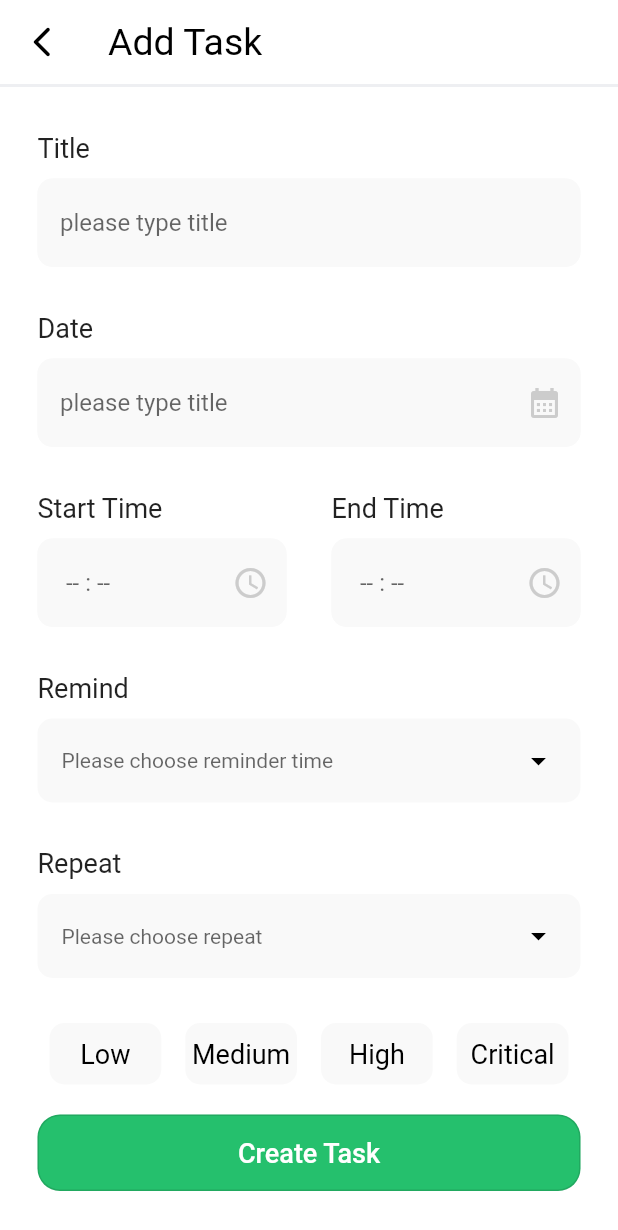
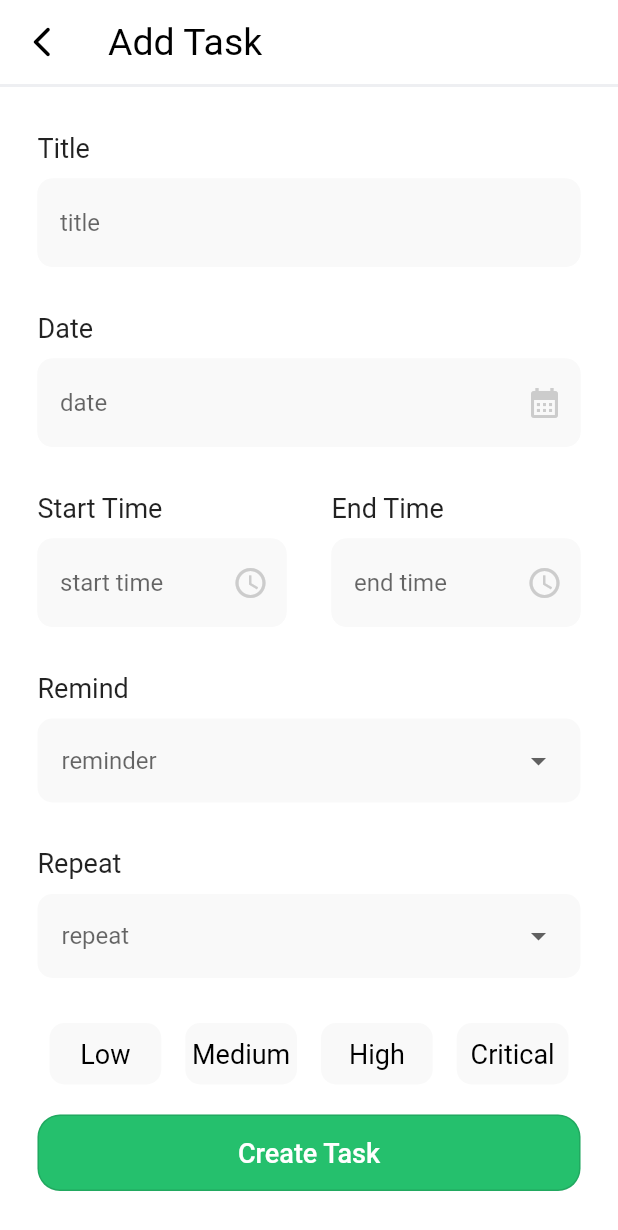
Before and after one commit to MAHMOUD3098/ToDo, a Flutter app: the AddTaskScreen screen opened directly, on a phone screen of 412 x 824 dp. Shown: the top 1230 px of the screen. Run offline on Flutter 3.47's test engine with Material 2 defaults, Android fonts, the phone set to English and light mode, and no system bars; our stand-ins replace flutter_bloc, flutter_local_notifications, flutter_slidable, get_it, hexcolor, rxdart and 2 more; missing offline and left inert: workmanager; accounts and stored records are empty.

Commit message:
design updates

```diff
--- a/lib/presentation/screens/add_task/add_task_screen.dart
+++ b/lib/presentation/screens/add_task/add_task_screen.dart
@@ -65,14 +65,14 @@ class _AddTaskScreenState extends State<AddTaskScreen> {
                         CustomTextFormField(
                           controller: locator.get<AddTaskRepository>().titleController,
                           title: 'Title',
-                          hintText: 'please type title',
+                          hintText: 'title',
                           validationErrorMessage: 'validationErrorMessage',
                         ),
                         const SizedBox(height: 10),
                         CustomTextFormField(
                           controller: locator.get<AddTaskRepository>().dateController,
                           title: 'Date',
-                          hintText: 'please type title',
+                          hintText: 'date',
                           isDateField: true,
                           validationErrorMessage: 'validationErrorMessage',
                         ),
@@ -83,7 +83,7 @@ class _AddTaskScreenState extends State<AddTaskScreen> {
                               child: CustomTextFormField(
                                 controller: locator.get<AddTaskRepository>().startTimeController,
                                 title: 'Start Time',
-                                hintText: ' -- : -- ',
+                                hintText: 'start time',
                                 isTimeField: true,
                                 validationErrorMessage: 'validationErrorMessage',
                               ),
@@ -93,7 +93,7 @@ class _AddTaskScreenState extends State<AddTaskScreen> {
                               child: CustomTextFormField(
                                 controller: locator.get<AddTaskRepository>().endTimeController,
                                 title: 'End Time',
-                                hintText: ' -- : -- ',
+                                hintText: 'end time',
                                 isTimeField: true,
                                 validationErrorMessage: 'validationErrorMessage',
                               ),
@@ -103,7 +103,7 @@ class _AddTaskScreenState extends State<AddTaskScreen> {
                         const SizedBox(height: 10),
                         const CustomDropDownMenu(
                           title: 'Remind',
-                          hint: 'Please choose reminder time',
+                          hint: 'reminder',
                           items: [
                             'Never',
                             '1 day before',
@@ -117,7 +117,7 @@ class _AddTaskScreenState extends State<AddTaskScreen> {
                         const SizedBox(height: 10),
                         const CustomDropDownMenu(
                           title: 'Repeat',
-                          hint: 'Please choose repeat',
+                          hint: 'repeat',
                           items: [
                             'Never',
                             'Daily',
--- a/lib/presentation/widgets/custom_dropdown_menu.dart
+++ b/lib/presentation/widgets/custom_dropdown_menu.dart
@@ -48,7 +48,6 @@ class _CustomDropDownMenuState extends State<CustomDropDownMenu> {
               border: Border.all(color: errorBorderColor),
             ),
             child: DropdownButtonFormField<String>(
-              // autovalidateMode: AutovalidateMode.always,
               decoration: const InputDecoration.collapsed(
                 hintText: '',
               ),
@@ -66,8 +65,6 @@ class _CustomDropDownMenuState extends State<CustomDropDownMenu> {
               },
               focusColor: Colors.white,
               isExpanded: true,
-              style: const TextStyle(color: Colors.white),
-              iconEnabledColor: Colors.black,
               items: widget.items.map<DropdownMenuItem<String>>(
                 (String value) {
                   return DropdownMenuItem<String>(
```
